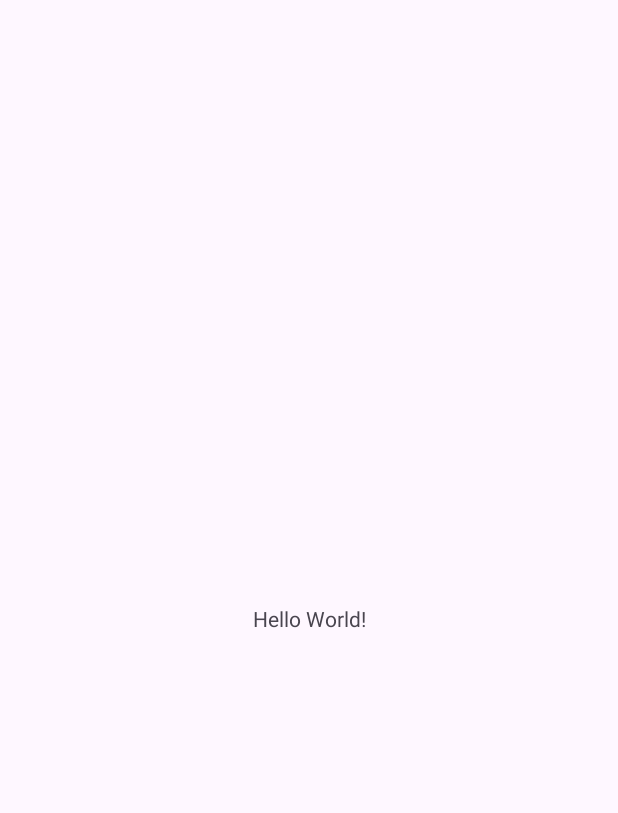
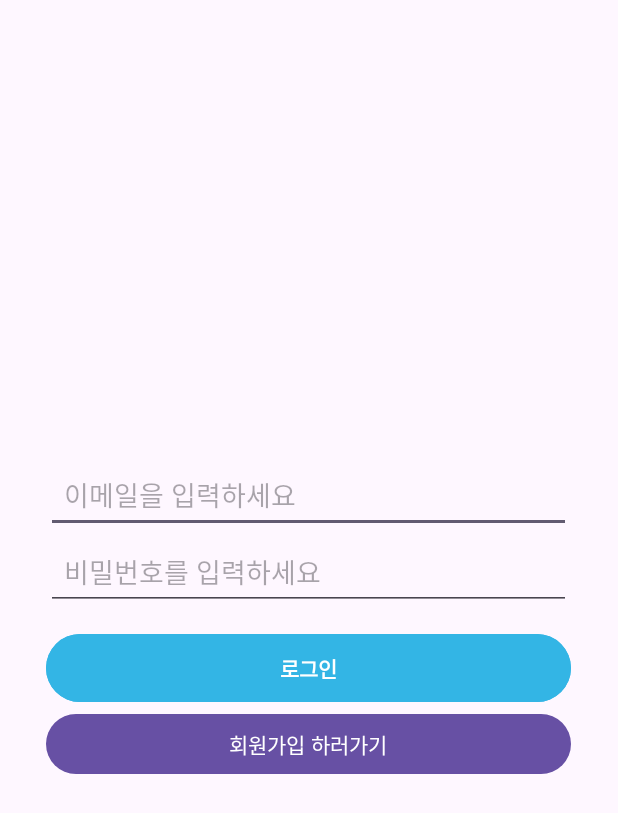
Before and after one commit to mckydot/creative_hanbit, an Android app: the screen it shows after launch (MainActivity), on a phone screen of 412 x 824 dp. Before the commit the part shown is almost empty. Shown: the top 813 px of the screen. Run offline under Robolectric (Android 15) with nearby library versions, the phone set to English and light mode, and no system bars.

Commit message:
main page design

```diff
--- a/app/src/main/res/layout/activity_main.xml
+++ b/app/src/main/res/layout/activity_main.xml
@@ -1,19 +1,50 @@
 <?xml version="1.0" encoding="utf-8"?>
-<androidx.constraintlayout.widget.ConstraintLayout xmlns:android="http://schemas.android.com/apk/res/android"
+<LinearLayout xmlns:android="http://schemas.android.com/apk/res/android"
     xmlns:app="http://schemas.android.com/apk/res-auto"
     xmlns:tools="http://schemas.android.com/tools"
     android:id="@+id/main"
     android:layout_width="match_parent"
     android:layout_height="match_parent"
+    android:orientation="vertical"
+    android:gravity="center"
     tools:context=".MainActivity">
 
-    <TextView
-        android:layout_width="wrap_content"
+    <EditText
+        android:id="@+id/idLogin"
+        android:layout_width="350dp"
         android:layout_height="wrap_content"
-        android:text="Hello World!"
-        app:layout_constraintBottom_toBottomOf="parent"
-        app:layout_constraintEnd_toEndOf="parent"
-        app:layout_constraintStart_toStartOf="parent"
-        app:layout_constraintTop_toTopOf="parent" />
+        android:hint="이메일을 입력하세요"
+        android:inputType="textUri"
+        android:imeOptions="actionDone"
+        android:singleLine="true"
+        android:padding="12dp" />
 
-</androidx.constraintlayout.widget.ConstraintLayout>
+    <EditText
+        android:id="@+id/pwLogin"
+        android:layout_width="350dp"
+        android:layout_height="wrap_content"
+        android:hint="비밀번호를 입력하세요"
+        android:inputType="textUri"
+        android:imeOptions="actionDone"
+        android:singleLine="true"
+        android:padding="12dp" />
+
+    <!-- 전송 버튼 -->
+    <Button
+        android:id="@+id/buttonLogin"
+        android:layout_width="350dp"
+        android:layout_height="wrap_content"
+        android:text="로그인"
+        android:layout_marginTop="12dp"
+        android:backgroundTint="@android:color/holo_blue_light"
+        android:textColor="@android:color/white"
+        android:textStyle="bold"
+        android:padding="12dp" />
+
+    <Button
+        android:id="@+id/registerPage"
+        android:layout_width="350dp"
+        android:layout_height="wrap_content"
+        android:text="회원가입 하러가기"/>
+
+</LinearLayout>
```
